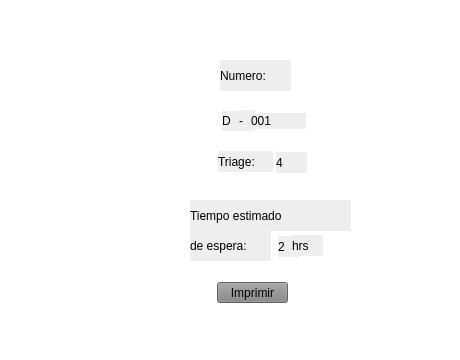
This is ventanas/ventana_6.ui in PedroPabloVelasco/innovacabros as Qt 5 draws it before an edit. The edited form follows.
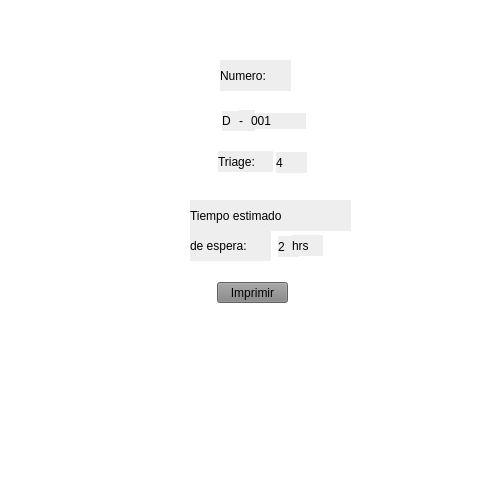
This is the edited form. Icons and pictures are not drawn.

Patch:
```diff
--- a/ventanas/ventana_6.ui
+++ b/ventanas/ventana_6.ui
@@ -6,20 +6,20 @@
    <rect>
     <x>0</x>
     <y>0</y>
-    <width>460</width>
-    <height>360</height>
+    <width>500</width>
+    <height>500</height>
    </rect>
   </property>
   <property name="minimumSize">
    <size>
-    <width>460</width>
-    <height>360</height>
+    <width>500</width>
+    <height>500</height>
    </size>
   </property>
   <property name="maximumSize">
    <size>
-    <width>460</width>
-    <height>360</height>
+    <width>500</width>
+    <height>500</height>
    </size>
   </property>
   <property name="windowTitle">
```
